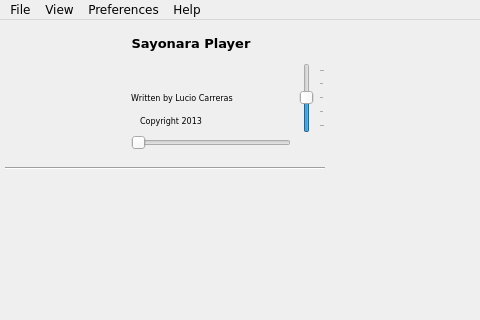
Before: the Qt Designer form trunk/src/GUI/player/GUI_Player.ui in shahid334/sayonara-player, drawn with Qt 5; both pictures show x 0 to 480 and y 0 to 320 of the 765 by 500 pixel window.
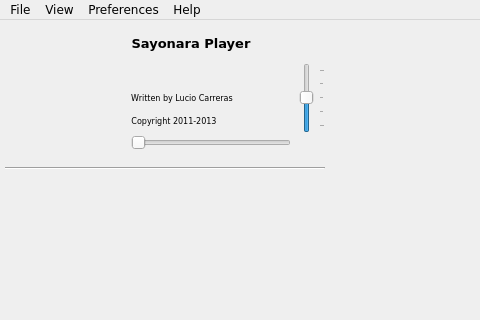
After: the same form once the commit is applied. Icons and pictures are not drawn. Custom widgets are drawn as their Qt base class.

```diff
--- a/trunk/src/GUI/player/GUI_Player.ui
+++ b/trunk/src/GUI/player/GUI_Player.ui
@@ -885,7 +885,7 @@
          </font>
         </property>
         <property name="text">
-         <string>Copyright 2013</string>
+         <string>Copyright 2011-2013</string>
         </property>
         <property name="alignment">
          <set>Qt::AlignCenter</set>
```
